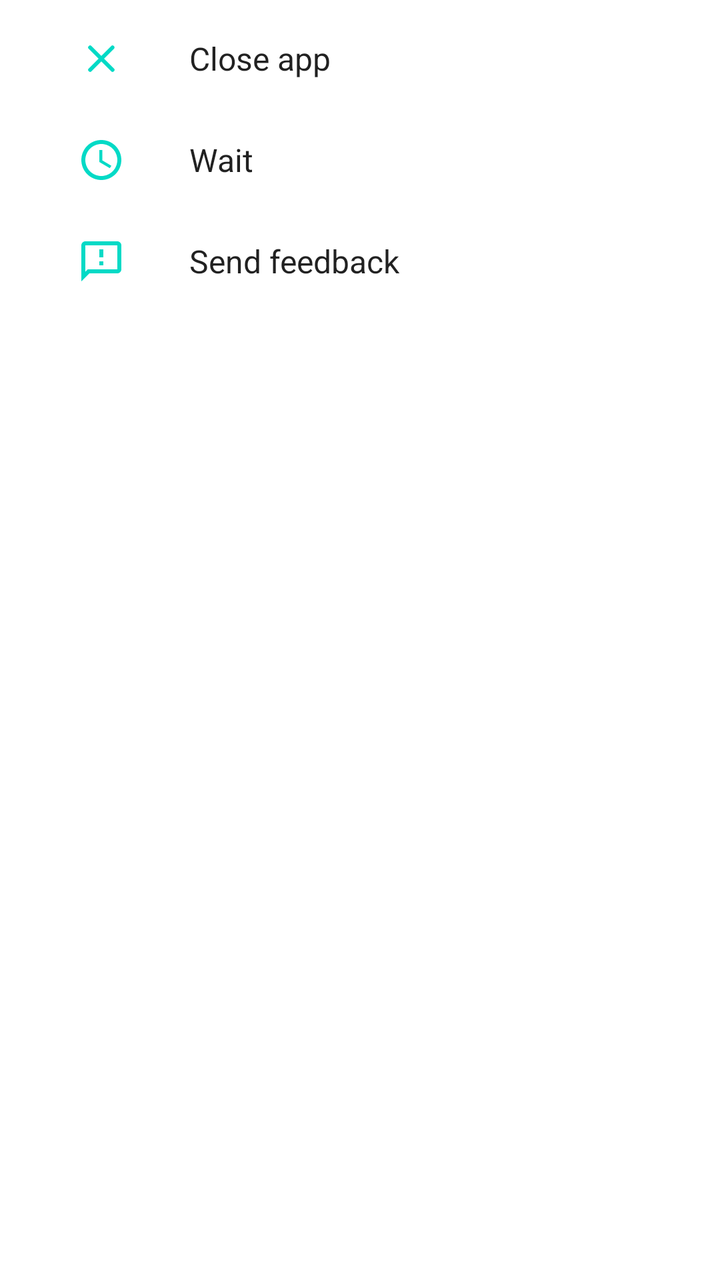
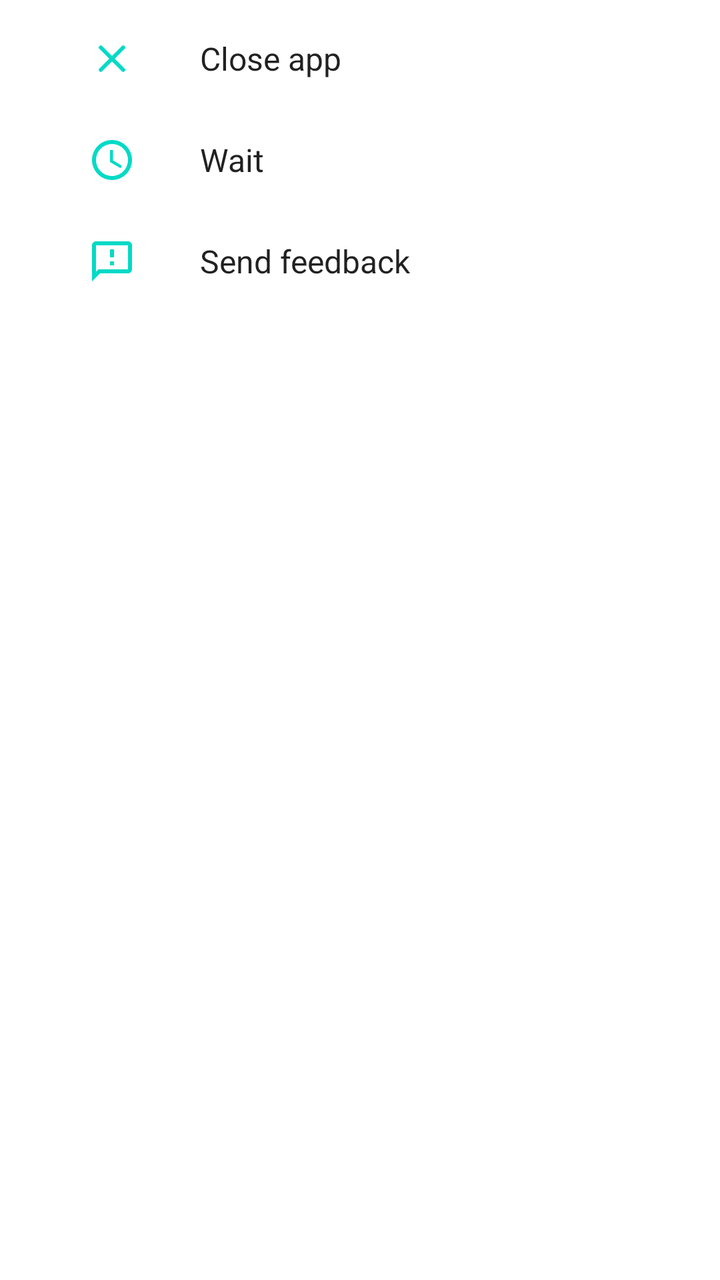

An Android layout rendered at two revisions. The XML below is the earlier revision; the diff shows what the commit changed to produce the second picture.
<!-- AndroidManifest.xml: fallback theme Theme.MaterialComponents.DayNight.NoActionBar -->
<!-- res/layout/app_anr_dialog.xml -->
<?xml version="1.0" encoding="utf-8"?>
<LinearLayout xmlns:android="http://schemas.android.com/apk/res/android"
        android:layout_width="match_parent"
        android:layout_height="wrap_content"
        android:orientation="vertical"
        android:paddingTop="8px"
        android:paddingBottom="24px"
    android:paddingStart="44px"
    android:paddingEnd="44px">

    <Button
            android:id="@*android:id/aerr_close"
        android:layout_marginTop="8px"
            android:layout_width="match_parent"
            android:layout_height="wrap_content"
            android:text="@*android:string/aerr_close_app"
            android:drawableStart="@*android:drawable/ic_close"
            style="@*android:style/aerr_list_item" />

    <Button
            android:id="@*android:id/aerr_wait"
        android:layout_marginTop="8px"
            android:layout_width="match_parent"
            android:layout_height="wrap_content"
            android:text="@*android:string/aerr_wait"
            android:drawableStart="@*android:drawable/ic_schedule"
            style="@*android:style/aerr_list_item" />

    <Button
            android:id="@*android:id/aerr_report"
        android:layout_marginTop="8px"
            android:layout_width="match_parent"
            android:layout_height="wrap_content"
            android:text="@*android:string/aerr_report"
            android:drawableStart="@*android:drawable/ic_feedback"
            style="@*android:style/aerr_list_item" />

</LinearLayout>
<!-- resources referenced by this layout -->
<resources>

</resources>

<!-- the commit's change to res/layout/app_anr_dialog.xml (unified diff, before → after) -->
@@ -4,9 +4,9 @@
         android:layout_height="wrap_content"
         android:orientation="vertical"
         android:paddingTop="8px"
-        android:paddingBottom="24px"
-    android:paddingStart="44px"
-    android:paddingEnd="44px">
+        android:paddingBottom="56px"
+    android:paddingStart="60px"
+    android:paddingEnd="60px">
 
     <Button
             android:id="@*android:id/aerr_close"
